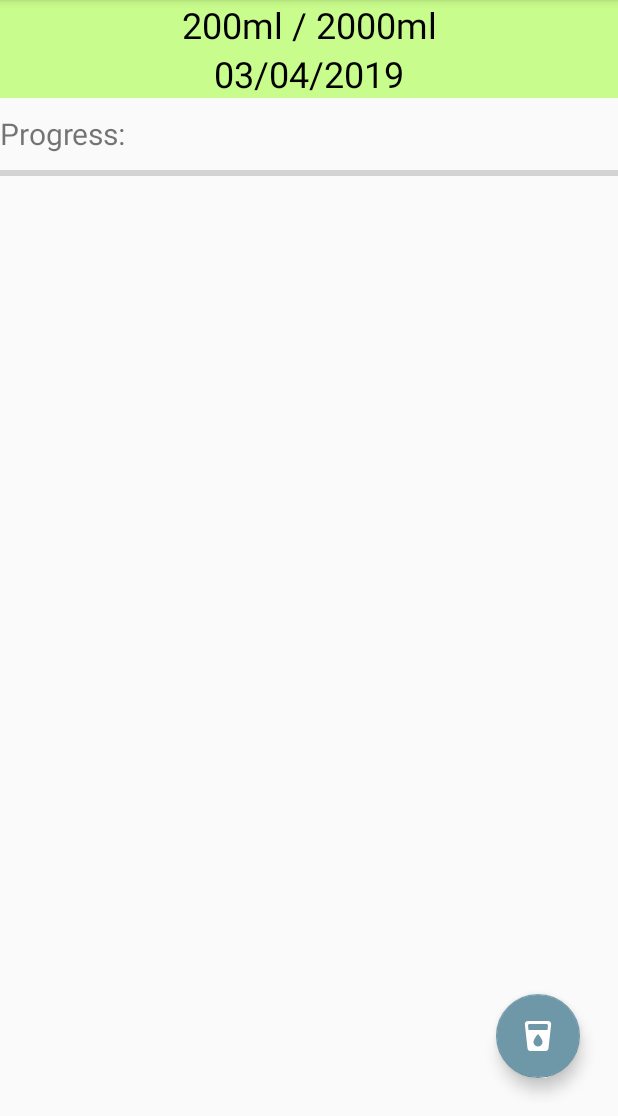
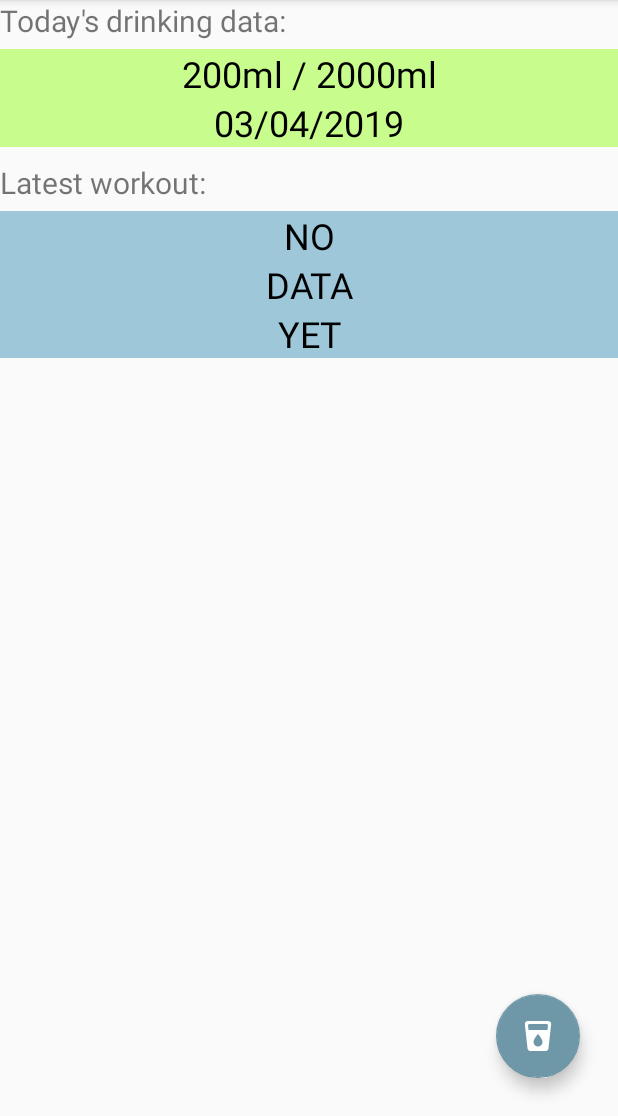
Before and after one commit to Dominika98/AND_HandIn, an Android app: the screen it shows after launch (MainActivity), after a tap on an icon or button, on a phone screen of 412 x 824 dp, the part 120-1236 px from its top. Run offline under Robolectric (Android 15) with nearby library versions, the light colour scheme and no system bars.

Commit message:
Done without the last requirement

```diff
--- a/app/src/main/java/com/example/loveforhealth/MainActivity.java
+++ b/app/src/main/java/com/example/loveforhealth/MainActivity.java
@@ -29,7 +29,9 @@ public class MainActivity extends AppCompatActivity implements NavigationView.On
     Toolbar myToolbar;
     TextView waterDetailsAmount;
     TextView waterDetailsDate;
-    ProgressBar progress;
+    TextView workoutType;
+    TextView workoutDuration;
+    TextView workoutDate;
 
     @Override
     protected void onCreate(Bundle savedInstanceState) {
@@ -39,10 +41,12 @@ public class MainActivity extends AppCompatActivity implements NavigationView.On
         myToolbar = (Toolbar) findViewById(R.id.myToolbar);
         setSupportActionBar(myToolbar);
 
-        progress = (ProgressBar) findViewById(R.id.progress);
-
         waterDetailsAmount = (TextView) findViewById(R.id.tv_water_details_amount);
         waterDetailsDate = (TextView) findViewById(R.id.tv_water_details_date);
+
+        workoutType = (TextView) findViewById(R.id.tv_wtype);
+        workoutDuration = (TextView) findViewById(R.id.tv_wduration);
+        workoutDate = (TextView) findViewById(R.id.tv_wdate);
 
         DrawerLayout drawer = (DrawerLayout) findViewById(R.id.drawer_layout);
 
@@ -56,6 +60,33 @@ public class MainActivity extends AppCompatActivity implements NavigationView.On
         navigationView.setNavigationItemSelectedListener(this);
 
         updateWaterView();
+        latestWorkout();
+    }
+
+    private void latestWorkout() {
+        WorkoutDbHelper workoutDbHelper = new WorkoutDbHelper(this);
+        SQLiteDatabase db = workoutDbHelper.getReadableDatabase();
+
+        String[] projection = {
+                WorkoutContract.WorkoutEntry.COLUMN_WORKOUT_DATE,
+                WorkoutContract.WorkoutEntry.COLUMN_WORKOUT_TYPE,
+                WorkoutContract.WorkoutEntry.COLUMN_WORKOUT_DURATION};
+
+        Cursor cursor = db.query(
+                WorkoutContract.WorkoutEntry.TABLE_NAME,
+                projection,
+                null, null, null, null,
+                WorkoutContract.WorkoutEntry.COLUMN_WORKOUT_TIMESTAMP + " DESC");
+
+        if(cursor.moveToFirst()) {
+            String type = cursor.getString(cursor.getColumnIndex(WorkoutContract.WorkoutEntry.COLUMN_WORKOUT_TYPE));
+            int duration = cursor.getInt(cursor.getColumnIndex(WorkoutContract.WorkoutEntry.COLUMN_WORKOUT_DURATION));
+            String date = cursor.getString(cursor.getColumnIndex(WorkoutContract.WorkoutEntry.COLUMN_WORKOUT_DATE));
+
+            workoutDate.setText(date);
+            workoutDuration.setText(duration + "min");
+            workoutType.setText(type);
+        }
     }
 
     public void drink(View view) {
@@ -95,6 +126,7 @@ public class MainActivity extends AppCompatActivity implements NavigationView.On
             values.put(WaterContract.WaterEntry.COLUMN_WATER_AMOUNT, newAmount);
 
             int count = db.update(WaterContract.WaterEntry.TABLE_NAME, values, selection, arguments);
+
             updateWaterView();
         } else {
             Toast.makeText(this, "Something went wrong.", Toast.LENGTH_SHORT).show();
@@ -132,12 +164,6 @@ public class MainActivity extends AppCompatActivity implements NavigationView.On
             int amount = cursor.getInt(cursor.getColumnIndex(WaterContract.WaterEntry.COLUMN_WATER_AMOUNT));
             waterDetailsDate.setText(cursor.getString(cursor.getColumnIndex(WaterContract.WaterEntry.COLUMN_WATER_DATE)));
             waterDetailsAmount.setText(amount + "ml / 2000ml");
-            if(amount < 2000) {
-                int currentProgress = amount / 2000 * 100;
-                progress.setProgress(currentProgress);
-            } else {
-                progress.setProgress(100);
-            }
         }
         else {
             db = waterDbHelper.getWritableDatabase();
@@ -171,6 +197,8 @@ public class MainActivity extends AppCompatActivity implements NavigationView.On
                 startActivity(intent);
                 break;
             case R.id.step_counter:
+                intent = new Intent(this, StepCounter.class);
+                startActivity(intent);
                 break;
             case R.id.workout_data:
                 intent = new Intent(this, ViewWorkouts.class);
@@ -179,8 +207,6 @@ public class MainActivity extends AppCompatActivity implements NavigationView.On
             case R.id.drinking_data:
                 intent = new Intent(this, ViewDrinkingWater.class);
                 startActivity(intent);
-                break;
-            case R.id.general_setting:
                 break;
             case R.id.feedback:
                 intent = new Intent(this, Feedback.class);
--- a/app/src/main/res/layout/activity_main.xml
+++ b/app/src/main/res/layout/activity_main.xml
@@ -21,7 +21,14 @@
 
         <TextView
             android:layout_marginTop="80dp"
+            android:text="Today's drinking data:"
+            android:textSize="20dp"
+            android:layout_width="match_parent"
+            android:layout_height="wrap_content" />
+
+        <TextView
             android:id="@+id/tv_water_details_amount"
+            android:layout_marginTop="5dp"
             android:layout_width="match_parent"
             android:layout_height="wrap_content"
             android:layout_weight="1"
@@ -37,20 +44,40 @@
             android:text="28/03/2019"
             android:background="#c8fc8c"
             style="@style/DataText"/>
+
         <TextView
+            android:layout_marginTop="10dp"
             android:layout_width="match_parent"
             android:layout_height="wrap_content"
-            android:layout_marginTop="10dp"
-            android:text="Progress:"
+            android:text="Latest workout:"
             android:textSize="20dp"/>
 
-        <ProgressBar
-            android:id="@+id/progress"
+        <TextView
+            android:id="@+id/tv_wtype"
+            android:layout_marginTop="5dp"
             android:layout_width="match_parent"
-            android:layout_height="25dp"
-            android:foregroundGravity="top"
-            style="@style/Base.Widget.AppCompat.ProgressBar.Horizontal"
-            android:progress="0" />
+            android:layout_height="wrap_content"
+            style="@style/DataText"
+            android:background="#9ec8da"
+            android:text="NO"/>
+
+        <TextView
+            android:id="@+id/tv_wduration"
+            android:layout_width="match_parent"
+            android:layout_height="wrap_content"
+            style="@style/DataText"
+            android:background="#9ec8da"
+            android:text="DATA"/>
+
+        <TextView
+            android:id="@+id/tv_wdate"
+            android:layout_width="match_parent"
+            android:layout_height="wrap_content"
+            style="@style/DataText"
+            android:background="#9ec8da"
+            android:text="YET"/>
+
+
     </LinearLayout>
 
     <android.support.design.widget.FloatingActionButton
--- a/app/src/main/res/menu/nav_menu.xml
+++ b/app/src/main/res/menu/nav_menu.xml
@@ -30,15 +30,6 @@
 
         </menu>
     </item>
-    <item android:title="Settings">
-    <menu>
-        <item
-            android:id="@+id/general_setting"
-            android:icon="@drawable/settings_icon"
-            android:title="General Settings"/>
-
-    </menu>
-</item>
     <item android:title="Feedback">
         <menu>
             <item
```
Also changed, not shown: app/src/main/AndroidManifest.xml (+6 -2 lines), app/src/main/java/com/example/loveforhealth/StepCounter.java (added, +75 -0 lines), app/src/main/res/layout/activity_step_counter.xml (added, +38 -0 lines).
